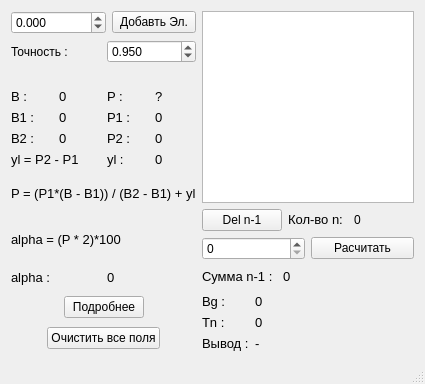
This is Data_Ballistics/mainwindow.ui in kukiman010/Smirnov-s-method as Qt 5 draws it before an edit. The edited form follows.
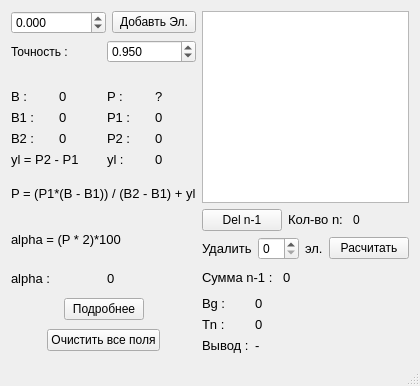
This is the edited form.

```diff
--- a/Data_Ballistics/mainwindow.ui
+++ b/Data_Ballistics/mainwindow.ui
@@ -6,8 +6,8 @@
    <rect>
     <x>0</x>
     <y>0</y>
-    <width>425</width>
-    <height>384</height>
+    <width>415</width>
+    <height>386</height>
    </rect>
   </property>
   <property name="windowTitle">
@@ -125,6 +125,18 @@
       </item>
       <item>
        <layout class="QHBoxLayout" name="horizontalLayout_4">
+        <item>
+         <widget class="QLabel" name="label_31">
+          <property name="font">
+           <font>
+            <pointsize>10</pointsize>
+           </font>
+          </property>
+          <property name="text">
+           <string>Удалить</string>
+          </property>
+         </widget>
+        </item>
         <item>
          <widget class="QSpinBox" name="spinBox_2">
           <property name="minimum">
@@ -135,6 +147,18 @@
           </property>
          </widget>
         </item>
+        <item>
+         <widget class="QLabel" name="label_32">
+          <property name="font">
+           <font>
+            <pointsize>10</pointsize>
+           </font>
+          </property>
+          <property name="text">
+           <string>эл.</string>
+          </property>
+         </widget>
+        </item>
         <item>
          <widget class="QPushButton" name="pushButton_3">
           <property name="text">
```
Left out of the diff: 62 changed lines with no effect on the pictures.
